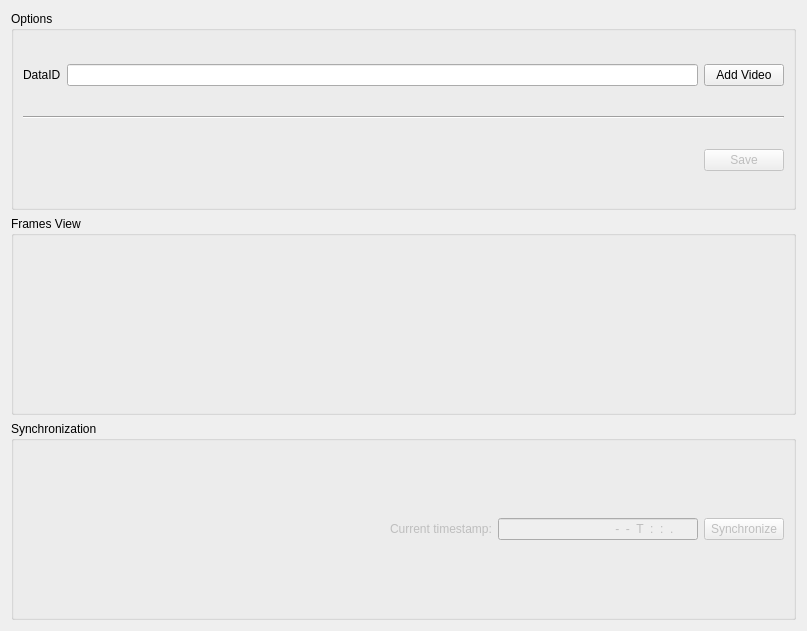
Before: the Qt Designer form src/gui/ui/visual_data_manager_mdi_widget.ui in acnazarejr/vsdt, drawn with Qt 5.
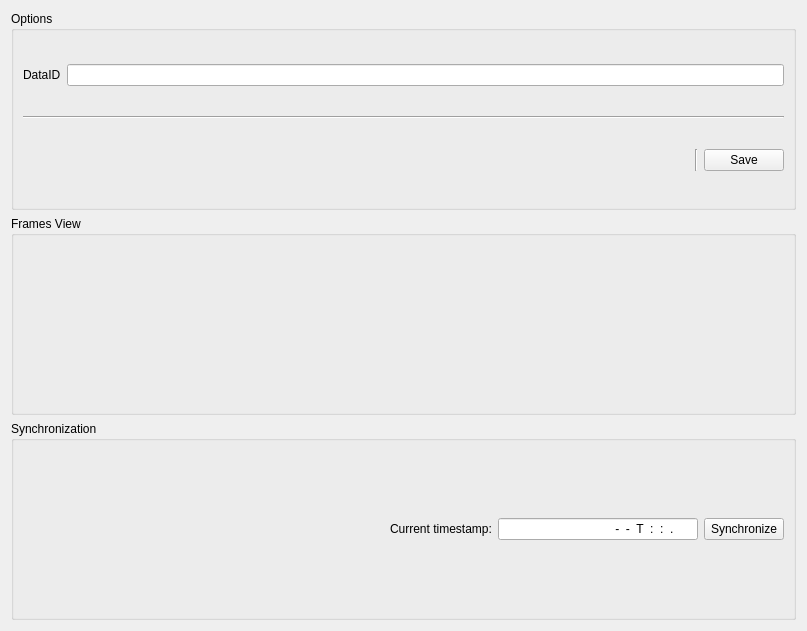
After: the same form once the commit is applied. Icons and pictures are not drawn.

Commit message: Visual data manager complete

What changed in the file:
```diff
--- a/src/gui/ui/visual_data_manager_mdi_widget.ui
+++ b/src/gui/ui/visual_data_manager_mdi_widget.ui
@@ -32,17 +32,6 @@
         <item>
          <widget class="QLineEdit" name="dataIDField"/>
         </item>
-        <item>
-         <widget class="QPushButton" name="addVideoButton">
-          <property name="text">
-           <string>Add Video</string>
-          </property>
-          <property name="icon">
-           <iconset resource="../res/vsdt.qrc">
-            <normaloff>:/icons/add_video.png</normaloff>:/icons/add_video.png</iconset>
-          </property>
-         </widget>
-        </item>
        </layout>
       </item>
       <item>
@@ -67,11 +56,15 @@
           </property>
          </spacer>
         </item>
+        <item>
+         <widget class="Line" name="line_2">
+          <property name="orientation">
+           <enum>Qt::Vertical</enum>
+          </property>
+         </widget>
+        </item>
         <item>
          <widget class="QPushButton" name="saveButton">
-          <property name="enabled">
-           <bool>false</bool>
-          </property>
           <property name="text">
            <string>Save</string>
           </property>
@@ -117,9 +110,6 @@
         </item>
         <item>
          <widget class="QLabel" name="currentTimestampLabel">
-          <property name="enabled">
-           <bool>false</bool>
-          </property>
           <property name="text">
            <string>Current timestamp:</string>
           </property>
@@ -127,9 +117,6 @@
         </item>
         <item>
          <widget class="QLineEdit" name="currentTimestampField">
-          <property name="enabled">
-           <bool>false</bool>
-          </property>
           <property name="minimumSize">
            <size>
             <width>200</width>
@@ -152,9 +139,6 @@
         </item>
         <item>
          <widget class="QPushButton" name="syncButton">
-          <property name="enabled">
-           <bool>false</bool>
-          </property>
           <property name="text">
            <string>Synchronize</string>
           </property>
```
Left out of the diff: 3 changed lines with no effect on the pictures. The commit also changes 12 other files.
